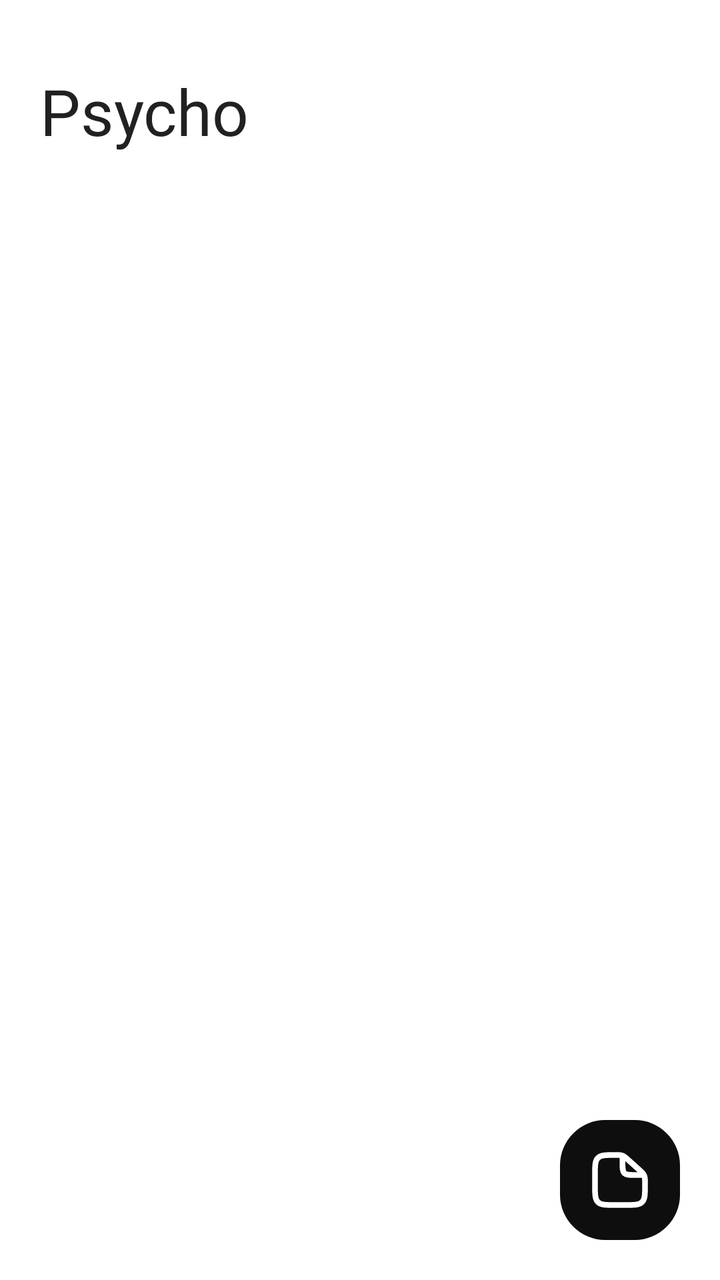
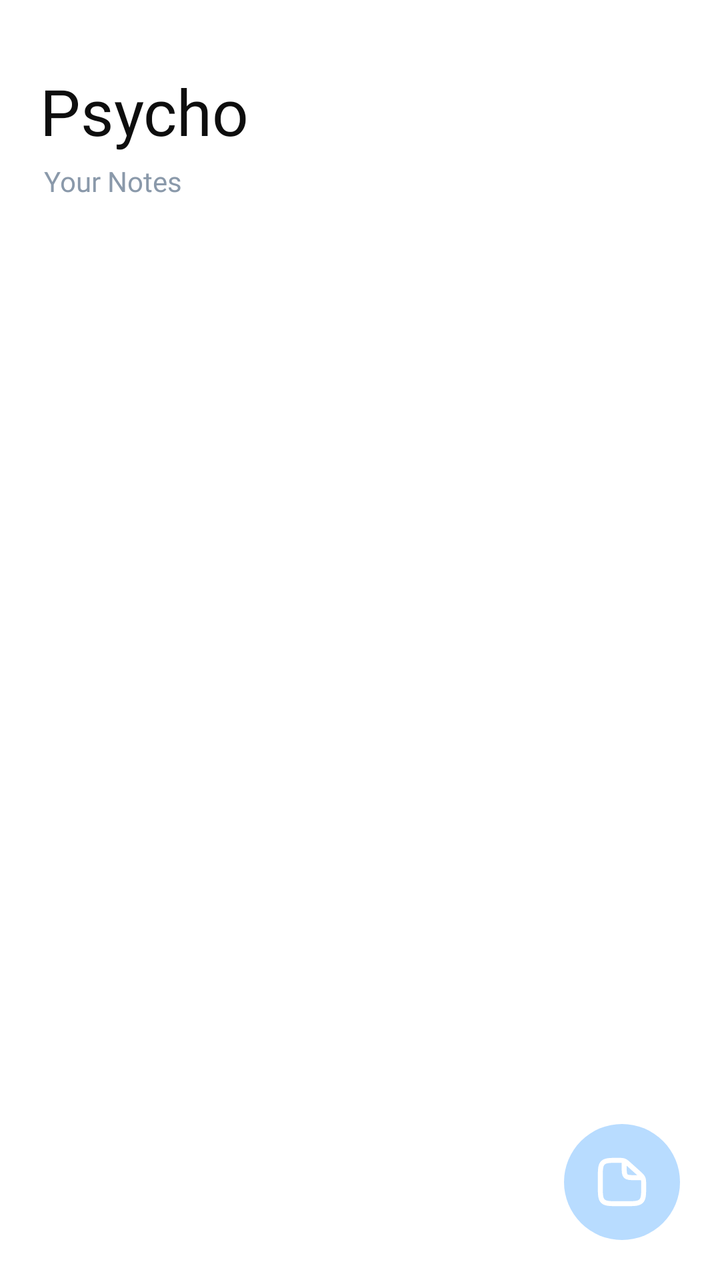

An Android layout rendered at two revisions. The XML below is the earlier revision; the diff shows what the commit changed to produce the second picture.
<!-- AndroidManifest.xml: application theme Theme.App.Starting -->
<!-- res/layout/notes_activity.xml -->
<?xml version="1.0" encoding="utf-8"?>
<LinearLayout xmlns:android="http://schemas.android.com/apk/res/android"
    android:layout_width="match_parent"
    android:layout_height="match_parent"
    android:orientation="vertical">

    <TextView
        android:id="@+id/icon"
        android:layout_width="wrap_content"
        android:layout_height="wrap_content"
        android:textColor="@color/black"
        android:fontFamily="@font/coolvetica"
        android:text="Psycho"
        android:textSize="32dp"
        android:layout_marginLeft="20dp"
        android:layout_marginTop="34dp"/>

    <FrameLayout
        android:layout_marginTop="10dp"
        android:layout_width="match_parent"
        android:layout_height="0dp"
        android:layout_weight="1">

        <androidx.recyclerview.widget.RecyclerView
            android:id="@+id/notes_recycler"
            android:layout_width="match_parent"
            android:layout_height="match_parent" />

        <View
            android:id="@+id/empty_view"
            android:layout_width="200dp"
            android:layout_height="200dp"
            android:layout_gravity="center"
            android:layout_marginBottom="50dp"
            android:gravity="center"
            android:background="@drawable/without_notes_image"
            android:visibility="gone" />

        <FrameLayout
            android:background="@drawable/black_round_button_pre"
            android:layout_width="60dp"
            android:layout_height="60dp"
            android:layout_gravity="bottom|end"
            android:layout_margin="20dp">
            <View
                android:id="@+id/btn_add_note"
                android:clickable="true"
                android:layout_width="match_parent"
                android:layout_height="match_parent"
                android:layout_margin="15dp"
                android:background="@drawable/file_icon"/>
        </FrameLayout>
    </FrameLayout>
</LinearLayout>
<!-- resources referenced by this layout -->
<resources>
  <color name="black">#212121</color>
  <!-- drawable black_round_button_pre (drawable) -->
  <?xml version="1.0" encoding="utf-8"?>
  <shape xmlns:android="http://schemas.android.com/apk/res/android">
      <solid android:color="@color/fullblack"></solid>
      <corners android:radius="22.5dp"></corners>
  </shape>
  <!-- drawable file_icon: vector/xml drawable (drawable, 2582 chars, omitted) -->
  <!-- drawable without_notes_image: vector/xml drawable (drawable, 2558 chars, omitted) -->
  <style name="Theme.App.Starting" parent="Theme.SplashScreen">
          <item name="windowSplashScreenBackground">@color/background_color</item>
          <item name="windowSplashScreenAnimatedIcon">@drawable/icon_app_psycho_svg</item>
          <item name="postSplashScreenTheme">@style/Theme.PsychoApp</item>
      </style>
  <color name="fullblack">#0E0E0E</color>
  <color name="background_color">#FFFFFF</color>
  <!-- drawable icon_app_psycho_svg: vector/xml drawable (drawable, 4124 chars, omitted) -->
  <style name="Theme.PsychoApp" parent="Theme.AppCompat.Light.NoActionBar">
          <item name="android:statusBarColor">@color/fullblack</item>
          <item name="android:navigationBarColor">@color/fullblack</item>
          <item name="windowActionBar">false</item>
          <item name="windowNoTitle">true</item>
          <item name="colorControlActivated">@color/background_color</item>
          <item name="colorControlNormal">@color/black40</item>
          <item name="android:windowBackground">@color/background_color</item>
      </style>
  <color name="black40">#66000000</color>
</resources>

<!-- the commit's change to res/layout/notes_activity.xml (unified diff, before → after) -->
@@ -2,53 +2,75 @@
 <LinearLayout xmlns:android="http://schemas.android.com/apk/res/android"
     android:layout_width="match_parent"
     android:layout_height="match_parent"
-    android:orientation="vertical">
+    android:orientation="vertical"
+    android:background="@android:color/white">
 
+    
     <TextView
         android:id="@+id/icon"
         android:layout_width="wrap_content"
         android:layout_height="wrap_content"
-        android:textColor="@color/black"
+        android:text="@string/psycho"
+        android:textColor="@color/fullblack"
         android:fontFamily="@font/coolvetica"
-        android:text="Psycho"
-        android:textSize="32dp"
-        android:layout_marginLeft="20dp"
-        android:layout_marginTop="34dp"/>
+        android:textSize="32sp"
+        android:layout_marginStart="20dp"
+        android:layout_marginTop="34dp" />
 
+    <TextView
+        android:layout_width="wrap_content"
+        android:layout_height="wrap_content"
+        android:text="@string/yournotes"
+        android:textColor="#8A99AA"
+        android:textSize="14sp"
+        android:fontFamily="@font/geistmedium"
+        android:layout_marginStart="22dp"
+        android:layout_marginTop="4dp" />
+
+    
     <FrameLayout
-        android:layout_marginTop="10dp"
         android:layout_width="match_parent"
         android:layout_height="0dp"
-        android:layout_weight="1">
+        android:layout_weight="1"
+        android:layout_marginTop="12dp">
 
         <androidx.recyclerview.widget.RecyclerView
             android:id="@+id/notes_recycler"
             android:layout_width="match_parent"
-            android:layout_height="match_parent" />
+            android:layout_height="match_parent"
+            android:clipToPadding="false"
+            android:paddingBottom="100dp" />
 
+        
         <View
             android:id="@+id/empty_view"
             android:layout_width="200dp"
             android:layout_height="200dp"
             android:layout_gravity="center"
             android:layout_marginBottom="50dp"
-            android:gravity="center"
             android:background="@drawable/without_notes_image"
             android:visibility="gone" />
 
+        
         <FrameLayout
-            android:background="@drawable/black_round_button_pre"
-            android:layout_width="60dp"
-            android:layout_height="60dp"
+            android:layout_width="58dp"
+            android:layout_height="58dp"
             android:layout_gravity="bottom|end"
-            android:layout_margin="20dp">
+            android:layout_marginEnd="20dp"
+            android:layout_marginBottom="20dp"
+            android:background="@drawable/blue_round_button">
+
             <View
                 android:id="@+id/btn_add_note"
-                android:clickable="true"
                 android:layout_width="match_parent"
                 android:layout_height="match_parent"
-                android:layout_margin="15dp"
-                android:background="@drawable/file_icon"/>
+                android:layout_margin="16dp"
+                android:background="@drawable/file_icon"
+                android:clickable="true"
+                android:focusable="true" />
+
         </FrameLayout>
+
     </FrameLayout>
+
 </LinearLayout>
<!-- resource entries referenced after the edit -->
@@ -1,20 +1,24 @@
 <!-- resources referenced by this layout -->
 <resources>
-  <color name="black">#212121</color>
-  <!-- drawable black_round_button_pre (drawable) -->
-  <?xml version="1.0" encoding="utf-8"?>
-  <shape xmlns:android="http://schemas.android.com/apk/res/android">
-      <solid android:color="@color/fullblack"></solid>
-      <corners android:radius="22.5dp"></corners>
-  </shape>
   <!-- drawable file_icon: vector/xml drawable (drawable, 2582 chars, omitted) -->
   <!-- drawable without_notes_image: vector/xml drawable (drawable, 2558 chars, omitted) -->
+  <string name="psycho">Psycho</string>
+  <string name="yournotes">Your Notes</string>
   <style name="Theme.App.Starting" parent="Theme.SplashScreen">
           <item name="windowSplashScreenBackground">@color/background_color</item>
           <item name="windowSplashScreenAnimatedIcon">@drawable/icon_app_psycho_svg</item>
           <item name="postSplashScreenTheme">@style/Theme.PsychoApp</item>
       </style>
   <color name="fullblack">#0E0E0E</color>
+  <!-- drawable blue_round_button (drawable) -->
+  <?xml version="1.0" encoding="utf-8"?>
+  <shape xmlns:android="http://schemas.android.com/apk/res/android">
+  
+      <solid android:color="#B8DCFF" />
+  
+      <corners android:radius="50dp" />
+  
+  </shape>
   <color name="background_color">#FFFFFF</color>
   <!-- drawable icon_app_psycho_svg: vector/xml drawable (drawable, 4124 chars, omitted) -->
   <style name="Theme.PsychoApp" parent="Theme.AppCompat.Light.NoActionBar">
